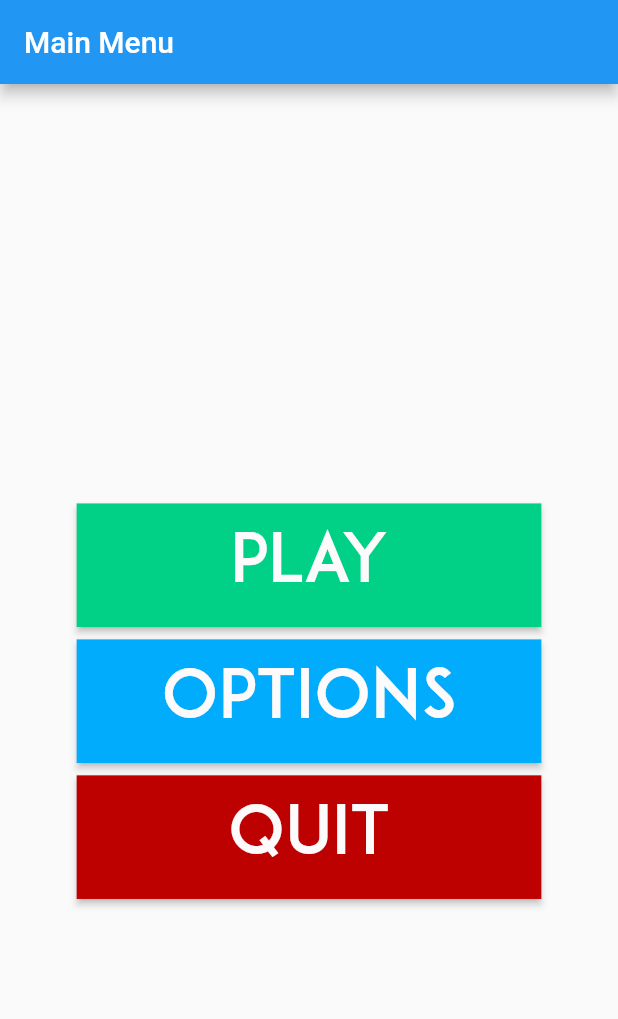
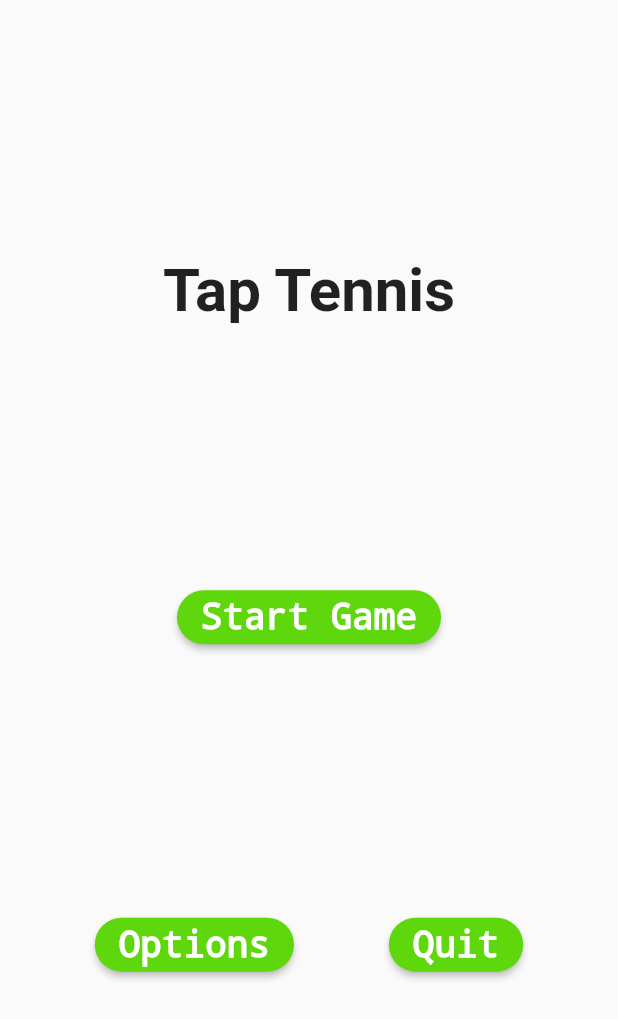
Before and after one commit to TeamItchen/tap_tennis, a Flutter app: the screen it shows after launch, on a phone screen of 412 x 824 dp. Shown: the top 1019 px of the screen. Run offline on Flutter 3.47's test engine with Material 2 defaults, Android fonts, the phone set to English and light mode, and no system bars; our stand-ins replace firebase_core, firebase_database; missing offline and left inert: flame; accounts and stored records are empty.

Commit message:
Updated GUI of Main Menu

```diff
--- a/lib/main.dart
+++ b/lib/main.dart
@@ -20,6 +20,7 @@ class MyApp extends StatelessWidget {
   @override
   Widget build(BuildContext context) {
     return MaterialApp(
+			debugShowCheckedModeBanner: false,
       title: 'Pong',
       theme: ThemeData(
 
--- a/lib/main_menu.dart
+++ b/lib/main_menu.dart
@@ -5,61 +5,44 @@ import 'package:tap_tennis/play.dart' as play_page;
 import 'package:tap_tennis/options.dart' as options_page;
 
 class MainMenu extends StatelessWidget {
+  final ButtonStyle btn_Style = ButtonStyle(
+      backgroundColor: MaterialStateProperty.all<Color>(
+          const Color.fromARGB(255, 94, 215, 12)),
+      foregroundColor: MaterialStateProperty.all<Color>(Colors.white),
+      textStyle: MaterialStateProperty.all<TextStyle>(const TextStyle(
+          fontSize: 24, fontWeight: FontWeight.bold, fontFamily: "Monospace")),
+      shape: MaterialStateProperty.all<OutlinedBorder>(
+        RoundedRectangleBorder(
+          borderRadius: BorderRadius.circular(30),
+        ),
+      ));
+
   @override
   Widget build(BuildContext context) {
-    double height = MediaQuery.of(context).size.height;
-    double width = MediaQuery.of(context).size.width;
     return Scaffold(
-      appBar: AppBar(
-        title: Text("Main Menu"),
-      ),
       body: Center(
         child: Column(
-          mainAxisAlignment: MainAxisAlignment.center,
+          mainAxisAlignment: MainAxisAlignment.spaceEvenly,
           children: <Widget>[
-            //Play Button
-            Padding(
-              padding: EdgeInsets.only(
-                  top: height / 15, left: height / 100, right: height / 100),
-              child: Container(
-                height: height / 10,
-                width: width / 1.33,
-                child: ElevatedButton(
-                  style: ElevatedButton.styleFrom(
-                      backgroundColor: colours.Palette.playButtonGreen,
-                      foregroundColor: colours.Palette.snow,
-                      textStyle: const TextStyle(fontSize: 45),
-                      shape: const RoundedRectangleBorder(
-                          borderRadius: BorderRadius.zero)),
+            const Text(
+              "Tap Tennis",
+              style: TextStyle(fontSize: 40, fontWeight: FontWeight.bold),
+            ),
+            ElevatedButton(
+                style: btn_Style,
                 onPressed: () {
                   Navigator.push(
                     context,
                     MaterialPageRoute(builder: (context) => play_page.main()),
                   );
                 },
-                  child: const Text(
-                    "Play",
-                    textAlign: TextAlign.center,
-                    style: TextStyle(fontFamily: "AdamCGPro"),
-                  ),
-                ),
-              ),
-            ),
-
-            //Settings Button
-            Padding(
-              padding: EdgeInsets.only(
-                  top: height / 100, left: height / 100, right: height / 100),
-              child: Container(
-                height: height / 10,
-                width: width / 1.33,
-                child: ElevatedButton(
-                  style: ElevatedButton.styleFrom(
-                      backgroundColor: colours.Palette.aboutButtonBlue,
-                      foregroundColor: colours.Palette.snow,
-                      textStyle: const TextStyle(fontSize: 45),
-                      shape: const RoundedRectangleBorder(
-                          borderRadius: BorderRadius.zero)),
+                child: const Text("Start Game")),
+            Row(
+              crossAxisAlignment: CrossAxisAlignment.center,
+              mainAxisAlignment: MainAxisAlignment.spaceEvenly,
+              children: [
+                ElevatedButton(
+                    style: btn_Style,
                     onPressed: () {
                       Navigator.push(
                         context,
@@ -67,44 +50,19 @@ class MainMenu extends StatelessWidget {
                             builder: (context) => options_page.Options()),
                       );
                     },
-                  child: const Text(
-                    "Options",
-                    textAlign: TextAlign.center,
-                    style: TextStyle(fontFamily: "AdamCGPro"),
-                  ),
-                ),
-              ),
-            ),
-
-            //Quit Game
-//Play Button
-            Padding(
-              padding: EdgeInsets.only(
-                  top: height / 100, left: height / 100, right: height / 100),
-              child: Container(
-                height: height / 10,
-                width: width / 1.33,
-                child: ElevatedButton(
-                  style: ElevatedButton.styleFrom(
-                      backgroundColor: colours.Palette.quitButtonRed,
-                      foregroundColor: colours.Palette.snow,
-                      textStyle: const TextStyle(fontSize: 45),
-                      shape: const RoundedRectangleBorder(
-                          borderRadius: BorderRadius.zero)),
+                    child: const Text("Options")),
+                ElevatedButton(
+                  style: btn_Style,
                   onPressed: () {
                     SystemNavigator.pop();
                   },
-                  child: const Text(
-                    "Quit",
-                    textAlign: TextAlign.center,
-                    style: TextStyle(fontFamily: "AdamCGPro"),
-                  ),
-                ),
-              ),
-            ),
+                  child: const Text("Quit"),
+                )
+              ],
+            )
           ],
         ),
-      ),
+      ), // This trailing comma makes auto-formatting nicer for build methods.
     );
   }
 }
```
Lines whose indentation alone changed are shown as unchanged.
